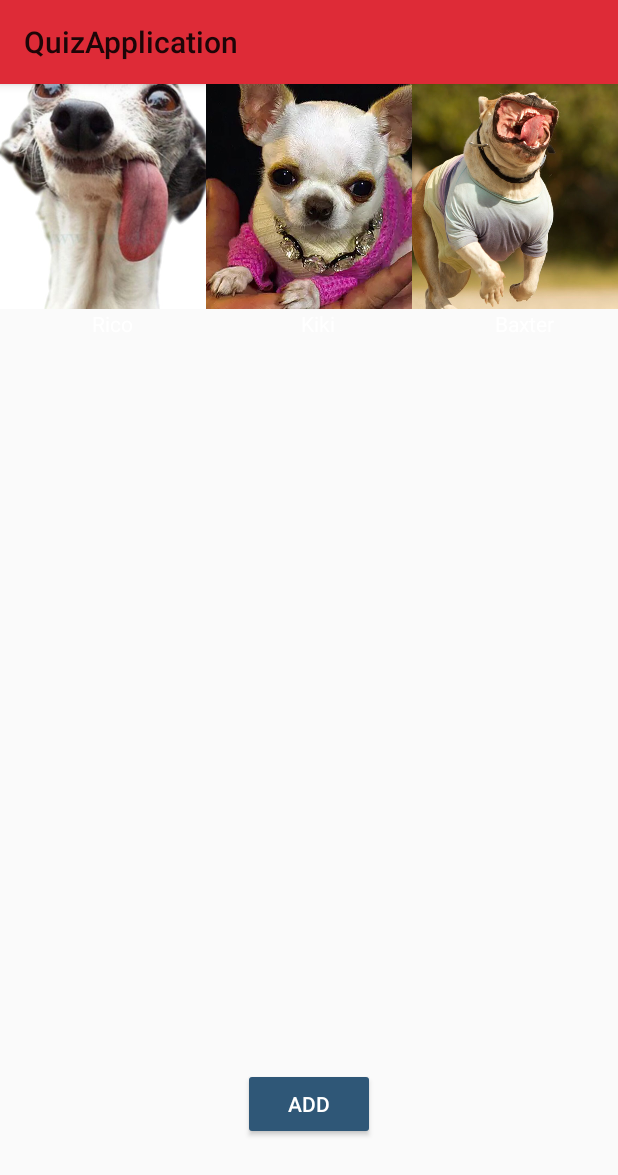
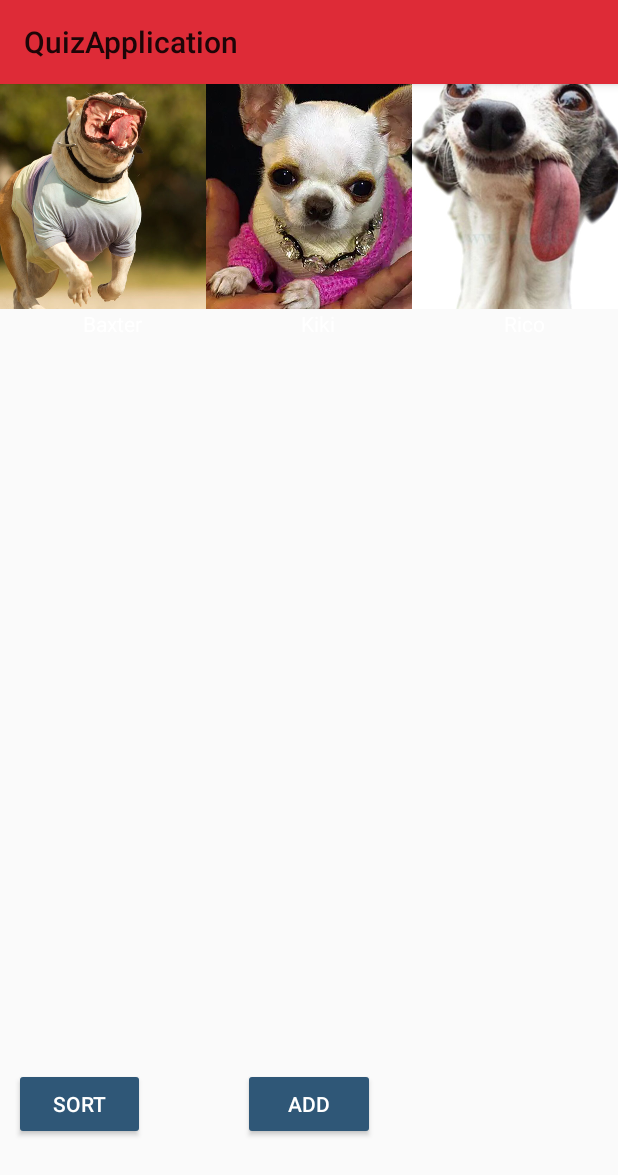
Before and after one commit to MagnusHenningsen/QuizApplication-DAT153, an Android app: the screen it shows after launch (Gallery), after a tap on "GALLERY", on a phone screen of 412 x 824 dp. Shown: the top 1175 px of the screen. Run offline under Robolectric (Android 15) with nearby library versions, the phone set to English and light mode, and no system bars.

Commit message:
Sort and persistent delete

```diff
--- a/app/src/main/java/com/example/quizapplication/Activities/Gallery.java
+++ b/app/src/main/java/com/example/quizapplication/Activities/Gallery.java
@@ -15,10 +15,24 @@ import com.example.quizapplication.DataTypes.Choice;
 import com.example.quizapplication.R;
 
 import java.util.ArrayList;
+import java.util.function.Consumer;
+import java.util.function.Function;
 
 public class Gallery extends AppCompatActivity {
 
     private ArrayList<Choice> choices = new ArrayList<Choice>();
+    private Consumer<Choice> removeItem = new Consumer<Choice>() {
+        @Override
+        public void accept(Choice c) {
+            choices.remove(c);
+            updateChoices();
+        }
+    };
+    private void updateChoices() {
+        Intent returnIntent = new Intent();
+        returnIntent.putParcelableArrayListExtra("UpdatedChoices", choices);
+        setResult(RESULT_OK, returnIntent);
+    }
     @Override
     protected void onCreate(Bundle savedInstanceState) {
         super.onCreate(savedInstanceState);
@@ -29,13 +43,18 @@ public class Gallery extends AppCompatActivity {
         RecyclerView recyclerView = findViewById(R.id.imagesRecyclerView);
         recyclerView.setLayoutManager(new GridLayoutManager(this, 3)); // 3 columns
 
-
-        recyclerView.setAdapter(new MyAdapter(choices));
+        MyAdapter adapter = new MyAdapter(choices, removeItem);
+        Button sortBtn = this.findViewById(R.id.sortBtn);
+        sortBtn.setOnClickListener(v -> {
+            adapter.Sort();
+        });
+        recyclerView.setAdapter(adapter);
         Button addBtn = this.findViewById(R.id.buttonAdd);
         addBtn.setOnClickListener(view -> {
             Intent intent = new Intent(this, newImage.class);
             startActivityForResult(intent, 101);
         });
+
     }
 
     @Override
@@ -56,14 +75,13 @@ public class Gallery extends AppCompatActivity {
 
                 Choice choice = new Choice(resultUri, resultString);
                 choices.add(choice);
-                Intent returnIntent = new Intent();
-                returnIntent.putParcelableArrayListExtra("UpdatedChoices", choices);
-                setResult(RESULT_OK, returnIntent);
+                updateChoices();
             }
             RecyclerView recyclerView = findViewById(R.id.imagesRecyclerView);
             recyclerView.setLayoutManager(new GridLayoutManager(this, 3)); // 3 columns
-            recyclerView.setAdapter(new MyAdapter(choices)); // update images
+            recyclerView.setAdapter(new MyAdapter(choices, removeItem)); // update images
 
         }
     }
+
 }
--- a/app/src/main/java/com/example/quizapplication/Adapters/MyAdapter.java
+++ b/app/src/main/java/com/example/quizapplication/Adapters/MyAdapter.java
@@ -15,13 +15,30 @@ import com.example.quizapplication.R;
 
 import java.util.ArrayList;
 import java.util.List;
+import java.util.function.Consumer;
+import java.util.function.Function;
+
 public class MyAdapter extends RecyclerView.Adapter<MyAdapter.ViewHolder> {
     private ArrayList<Choice> choices; // List of drawable resource IDs
+    private Consumer<Choice> func;
 
-    public MyAdapter(ArrayList<Choice> imageResourceIds) {
-        this.choices = imageResourceIds;
+    private boolean Ascending = true;
+    public MyAdapter(ArrayList<Choice> imageResourceIds, Consumer<Choice> func) {
+        this.choices = new ArrayList<>(imageResourceIds);
+        this.choices.sort((x, y) -> x.getName().compareTo(y.getName()));
+
+        this.func = func;
     }
-
+    public void Sort() {
+        if (Ascending) {
+            this.choices.sort((x, y) -> y.getName().compareTo(x.getName()));
+            Ascending = false;
+        } else {
+            this.choices.sort((x, y) -> x.getName().compareTo(y.getName()));
+            Ascending = true;
+        }
+        notifyDataSetChanged();
+    }
     @Override
     public ViewHolder onCreateViewHolder(ViewGroup parent, int viewType) {
         View view = LayoutInflater.from(parent.getContext()).inflate(R.layout.grid_item, parent, false);
@@ -40,6 +57,7 @@ public class MyAdapter extends RecyclerView.Adapter<MyAdapter.ViewHolder> {
                 choices.remove(position);
                 notifyItemRemoved(position);
                 notifyItemRangeChanged(position, choices.size());
+                this.func.accept(choice);
             });
             builder.setNegativeButton("No", (dialog, which) -> dialog.dismiss());
             AlertDialog dialog = builder.create();
--- a/app/src/main/res/layout/activity_gallery.xml
+++ b/app/src/main/res/layout/activity_gallery.xml
@@ -29,5 +29,17 @@
         android:layout_marginBottom="64dp"
         android:text="Add" />
 
+    <Button
+        android:id="@+id/sortBtn"
+        android:layout_width="wrap_content"
+        android:layout_height="wrap_content"
+        android:layout_alignParentStart="true"
+        android:layout_alignParentBottom="true"
+        android:layout_marginStart="9dp"
+        android:layout_marginEnd="65dp"
+        android:layout_marginBottom="64dp"
+        android:layout_toStartOf="@+id/buttonAdd"
+        android:text="Sort" />
+
 
 </RelativeLayout>
```
Also changed, not shown: app/src/main/java/com/example/quizapplication/Activities/MainActivity.java (+12 -3 lines).
